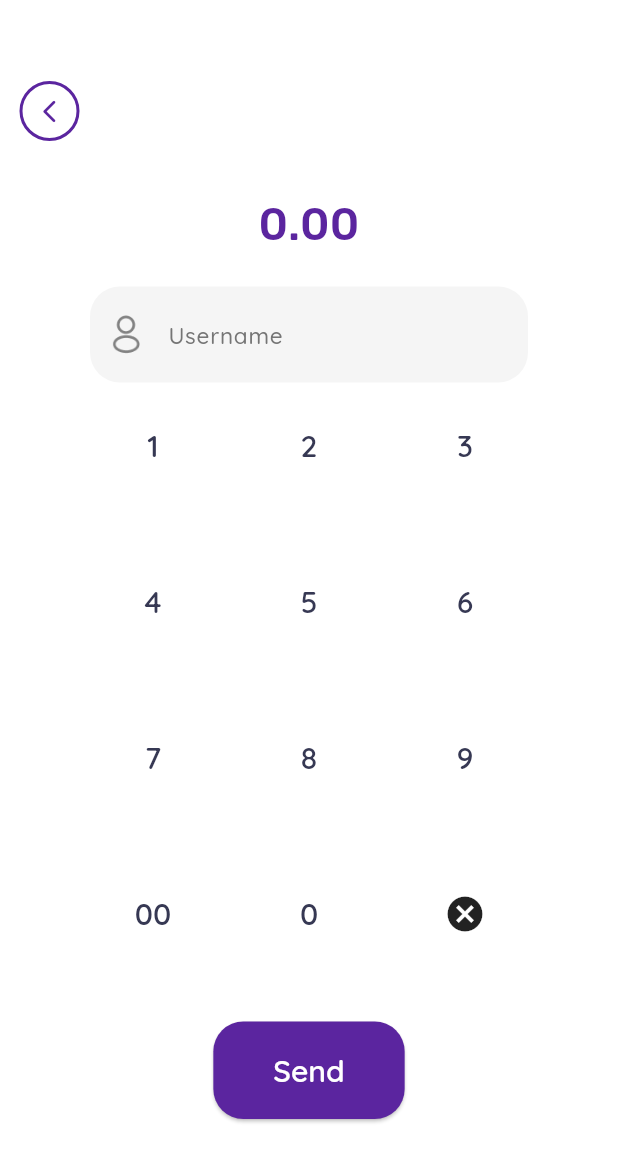
After one commit to Jedybox/jetbucks, a Flutter app: the TransactionPage screen opened directly, on a phone screen of 412 x 824 dp. The commit adds this screen. Shown: the top 1162 px of the screen. Run offline on Flutter 3.47's test engine with Material 3 defaults, Android fonts, the light colour scheme and no system bars; our stand-ins replace connectivity_plus, dio, fl_chart, google_fonts, localstorage.

Commit message:
Add TransactionPage and integrate navigation from WalletTab for transaction types

```diff
--- /dev/null
+++ b/lib/screens/transactionpage.dart
@@ -0,0 +1,257 @@
+import 'package:flutter/material.dart';
+import 'package:google_fonts/google_fonts.dart';
+
+class TransactionPage extends StatefulWidget {
+  final String type;
+
+  const TransactionPage({super.key, required this.type});
+
+  @override
+  State<TransactionPage> createState() => _TransactionPageState(type: type);
+}
+
+class _TransactionPageState extends State<TransactionPage> {
+  final TextEditingController usernameController = TextEditingController();
+  final String type;
+
+  String amount = '0.00';
+
+  final List<List<String>> keys = [
+    ['1', '2', '3'],
+    ['4', '5', '6'],
+    ['7', '8', '9'],
+    ['00', '0', 'DEL'],
+  ];
+
+  void _onKeyPress(String key) {
+    setState(() {
+      if ((key == '0' || key == '00') && amount == '0.00') {
+        return;
+      }
+
+      if (amount == '0.00') {
+        amount = '0.0$key';
+        return;
+      }
+
+      if (amount.substring(0, 3) == '0.0') {
+        if (key == '00') {
+          amount = '${amount[amount.length - 1]}.00';
+          return;
+        }
+
+        amount = '0.${amount[amount.length - 1]}$key';
+        return;
+      }
+
+      if (amount.substring(0, 2) == '0.') {
+        amount = '${amount[2]}.${amount.substring(3)}$key';
+        return;
+      }
+
+      final String temp = amount.replaceAll('.', '');
+      final temp2 = '$temp$key'.split('');
+      temp2.insert(temp2.length - 2, '.');
+      amount = temp2.join('');
+    });
+  }
+
+  void onDel() {
+    setState(() {
+      if (amount == '0.00') {
+        return;
+      }
+
+      if (amount.substring(0, 3) == '0.0') {
+        amount = '0.00';
+        return;
+      }
+
+      if (amount.substring(0, 2) == '0.') {
+        amount = '0.0${amount[2]}';
+        return;
+      }
+
+      if (amount.substring(0, 2) == '0.') {
+        amount = '0.00';
+        return;
+      }
+
+      if (amount.length == 4) {
+        final String temp = amount.replaceAll('.', '').substring(0, 2);
+        amount = '0.$temp';
+        return;
+      }
+
+      final temp = amount.replaceAll('.', '').split('');
+      final temp2 = temp.sublist(0, temp.length - 1);
+      temp2.insert(temp2.length - 2, '.');
+
+      amount = temp2.join('');
+    });
+  }
+
+  _TransactionPageState({required this.type});
+
+  @override
+  Widget build(BuildContext context) {
+    return Scaffold(
+      body: SingleChildScrollView(
+        padding: const EdgeInsets.only(top: 20.0),
+        physics: const NeverScrollableScrollPhysics(),
+        child: Column(
+          crossAxisAlignment: CrossAxisAlignment.center,
+          children: [
+            SizedBox(height: 30),
+            Row(
+              mainAxisAlignment: MainAxisAlignment.spaceBetween,
+              children: [
+                OutlinedButton(
+                  onPressed: () => Navigator.pop(context),
+                  style: OutlinedButton.styleFrom(
+                    shape: const CircleBorder(),
+                    side: BorderSide(
+                      color: Theme.of(context).colorScheme.primary,
+                      width: 2,
+                    ),
+                  ),
+                  child: Icon(
+                    Icons.arrow_back_ios_new_rounded,
+                    color: Theme.of(context).colorScheme.primary,
+                  ),
+                ),
+                const SizedBox(width: 40), // Placeholder for the icon
+              ],
+            ),
+            const SizedBox(height: 30),
+            Text(
+              amount,
+              style: GoogleFonts.rubik(
+                fontSize: 30,
+                fontWeight: FontWeight.w500,
+                color: Theme.of(context).colorScheme.primary,
+              ),
+            ),
+            if (type == 'SEND')
+              Padding(
+                padding: const EdgeInsets.only(top: 20.0, right: 60, left: 60),
+                child: TextFormField(
+                  controller: usernameController,
+                  validator: (value) {
+                    if (value == null || value.isEmpty) {
+                      return 'Please enter a username';
+                    }
+                    return null;
+                  },
+                  style: GoogleFonts.quicksand(
+                    fontWeight: FontWeight.w600,
+                    fontSize: 16,
+                    color: Colors.black,
+                  ),
+                  decoration: InputDecoration(
+                    hintText: "Username",
+                    hintStyle: GoogleFonts.quicksand(
+                      fontWeight: FontWeight.w500,
+                      fontSize: 15,
+                      color: Colors.grey[600],
+                    ),
+                    prefixIcon: Container(
+                      margin: const EdgeInsets.symmetric(horizontal: 10),
+                      child: Image.asset(
+                        'assets/logos/profile.png',
+                        width: 22,
+                        height: 22,
+                      ),
+                    ),
+                    contentPadding: const EdgeInsets.symmetric(vertical: 20),
+                    filled: true,
+                    fillColor: const Color(0xFFF5F5F5),
+                    border: OutlineInputBorder(
+                      borderRadius: BorderRadius.circular(20),
+                      borderSide: BorderSide.none,
+                    ),
+                  ),
+                ),
+              ),
+            SizedBox(height: type != 'SEND' ? 20 : 0),
+            Padding(
+              padding: const EdgeInsets.only(right: 60.0, left: 60),
+              child: GridView.builder(
+                shrinkWrap: true,
+                physics: const NeverScrollableScrollPhysics(),
+                itemCount: 12,
+                gridDelegate: const SliverGridDelegateWithFixedCrossAxisCount(
+                  crossAxisCount: 3,
+                  mainAxisSpacing: 20,
+                  crossAxisSpacing: 20,
+                ),
+                itemBuilder: (context, index) {
+                  final row = index ~/ 3;
+                  final col = index % 3;
+                  final value = keys[row][col];
+
+                  if (value == 'DEL') {
+                    return IconButton(
+                      onPressed: onDel,
+                      icon: const Icon(Icons.cancel, size: 28),
+                      style: IconButton.styleFrom(
+                        shape: const CircleBorder(),
+                        foregroundColor: Colors.black87,
+                      ),
+                    );
+                  }
+
+                  return ElevatedButton(
+                    onPressed: () => _onKeyPress(value),
+                    style: ElevatedButton.styleFrom(
+                      backgroundColor: Colors.transparent,
+                      foregroundColor: Color.fromARGB(255, 54, 56, 83),
+                      shadowColor: Colors.transparent,
+                      textStyle: TextStyle(
+                        fontSize: 20,
+                        fontWeight: FontWeight.w600,
+                        fontFamily: GoogleFonts.quicksand().fontFamily,
+                      ),
+                      shape: RoundedRectangleBorder(
+                        borderRadius: BorderRadius.circular(10),
+                      ),
+                    ),
+                    child: Text(value),
+                  );
+                },
+              ),
+            ),
+            const SizedBox(height: 30),
+            ElevatedButton(
+              onPressed: () {},
+              style: ElevatedButton.styleFrom(
+                backgroundColor: Theme.of(context).colorScheme.primary,
+                foregroundColor: Colors.white,
+                padding: const EdgeInsets.symmetric(
+                  vertical: 20,
+                  horizontal: 40,
+                ),
+                textStyle: TextStyle(
+                  fontSize: 20,
+                  fontWeight: FontWeight.w600,
+                  fontFamily: GoogleFonts.quicksand().fontFamily,
+                ),
+                shape: RoundedRectangleBorder(
+                  borderRadius: BorderRadius.circular(20),
+                ),
+              ),
+              child: Text(
+                type == 'SEND'
+                    ? 'Send'
+                    : type == 'CASH-IN'
+                    ? 'Cash-in'
+                    : 'Cash-out',
+                style: GoogleFonts.quicksand(fontSize: 20, color: Colors.white),
+              ),
+            ),
+          ],
+        ),
+      ),
+    );
+  }
+}
```
Also changed, not shown: lib/tabs/walletTab.dart (+24 -3 lines).
